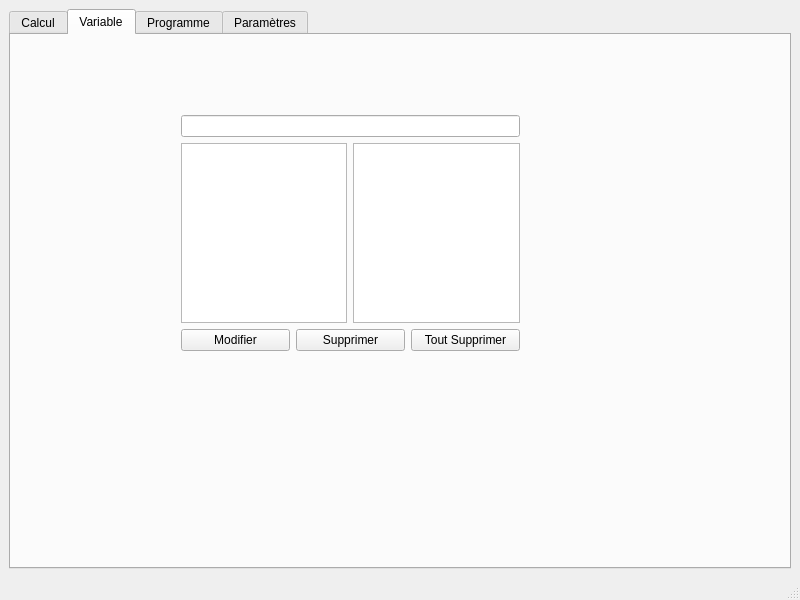
Above: mainwindow.ui from doremiiy/LO21_UTCalculator before the change. Below: the same form after it.
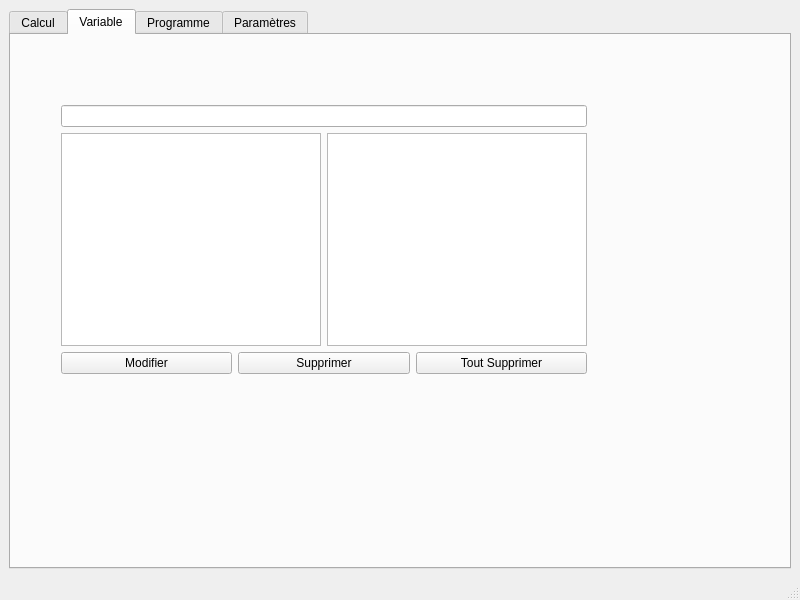
That is the form after the change.

The edit to the form file:
```diff
--- a/mainwindow.ui
+++ b/mainwindow.ui
@@ -187,13 +187,16 @@
        <widget class="QWidget" name="verticalLayoutWidget">
         <property name="geometry">
          <rect>
-          <x>170</x>
-          <y>80</y>
-          <width>339</width>
-          <height>236</height>
+          <x>50</x>
+          <y>70</y>
+          <width>526</width>
+          <height>269</height>
          </rect>
         </property>
-        <layout class="QVBoxLayout" name="verticalLayout_7">
+        <layout class="QVBoxLayout" name="verticalLayout_7" stretch="0,0,0">
+         <property name="sizeConstraint">
+          <enum>QLayout::SetDefaultConstraint</enum>
+         </property>
          <item>
           <widget class="QLineEdit" name="messageVar"/>
          </item>
@@ -203,7 +206,14 @@
             <widget class="QTableWidget" name="vueVarId"/>
            </item>
            <item>
-            <widget class="QTableWidget" name="vueVarValue"/>
+            <widget class="QTableWidget" name="vueVarValue">
+             <property name="maximumSize">
+              <size>
+               <width>16777215</width>
+               <height>16777212</height>
+              </size>
+             </property>
+            </widget>
            </item>
           </layout>
          </item>
```
Left out of the diff: 12 changed lines with no effect on the pictures.
